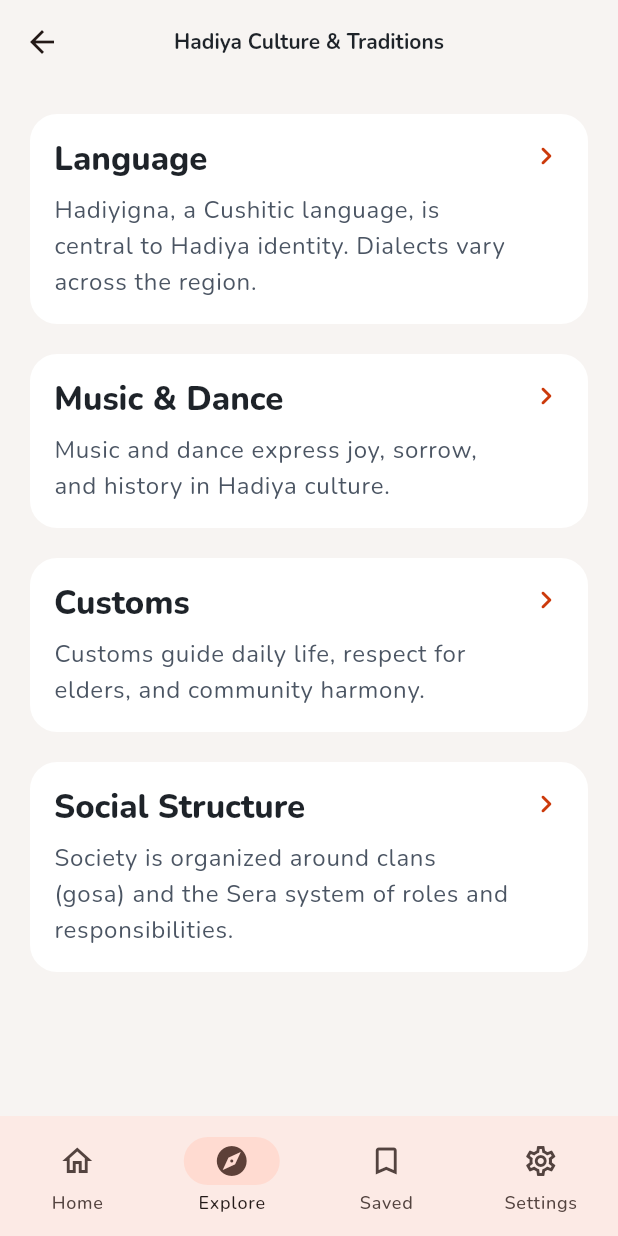
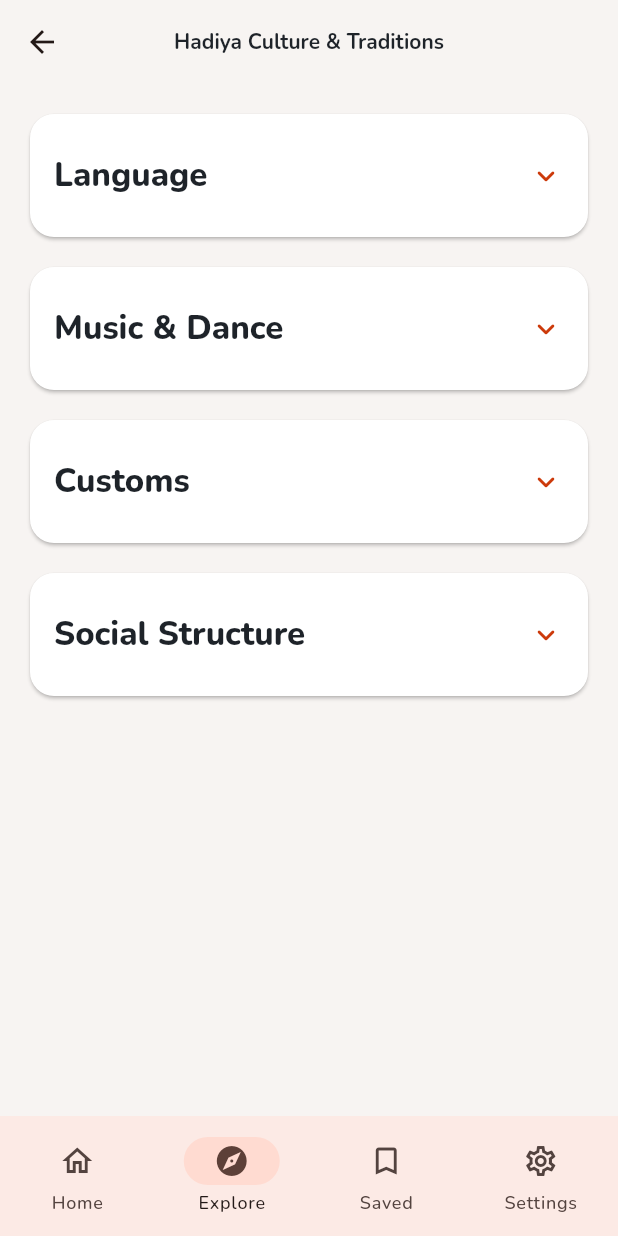
Before and after one commit to samitad2024/Visit_Hadiya, a Flutter app: the _CultureView screen opened directly, on a phone screen of 412 x 824 dp. Run offline on Flutter 3.47's test engine with Material 3 defaults, Android fonts, the phone set to English and light mode, and no system bars; our stand-ins replace audioplayers, cached_network_image, device_preview, flutter_staggered_animations, flutter_svg, google_fonts and 5 more; accounts and stored records are empty.

Commit message:
Enhance Culture & Traditions section: detailed Hadiya history, expandable cards, polished UI

```diff
--- a/lib/l10n/app_localizations.dart
+++ b/lib/l10n/app_localizations.dart
@@ -177,7 +177,7 @@ class AppLocalizations {
       'hdy': 'Hadiyigna information placeholder. TODO: verify and enrich.',
       'am': 'ሐዲያኛ የሐዲያ ሕዝብ ዋና ቋንቋ ነው። የተለያዩ ዝርያዎች አሉት።',
       'en':
-          'Hadiyigna, a Cushitic language, is central to Hadiya identity. Dialects vary across the region.',
+          'Hadiyigna is the native language of the Hadiya people, belonging to the Cushitic branch of the Afroasiatic family. It is a symbol of unity and identity, spoken by hundreds of thousands in southern Ethiopia. The language features several dialects, reflecting the diversity within Hadiya communities. Oral tradition, poetry, and storytelling are vital in preserving history and values, with elders passing down wisdom through generations. Efforts to document and teach Hadiyigna in schools are ongoing, helping to safeguard this rich linguistic heritage.',
     },
     'culture_music_title': {
       'hdy': 'Music & Dance',
@@ -188,14 +188,14 @@ class AppLocalizations {
       'hdy': 'Music & dance placeholder. TODO: verify.',
       'am': 'ሙዚቃና ዳንስ በሕይወት ውስጥ አስፈላጊ ሚና አላቸው።',
       'en':
-          'Music and dance express joy, sorrow, and history in Hadiya culture.',
+          'Music and dance are the heartbeat of Hadiya celebrations, marking weddings, harvests, and religious festivals. Traditional instruments like the masenqo (single-stringed fiddle), drums, and flutes accompany vibrant dances, each with unique steps and meanings. Songs recount historical events, praise ancestors, and express emotions from joy to sorrow. Dance circles foster community spirit, with participants wearing colorful attire and moving in harmony. These art forms are not only entertainment but also a living archive of Hadiya history and values.',
     },
     'culture_customs_title': {'hdy': 'Customs', 'am': 'ልማዶች', 'en': 'Customs'},
     'culture_customs_body': {
       'hdy': 'Customs placeholder. TODO: verify.',
       'am': 'ልማዶች የዕለት ተዕለት ተግባራትን ይመራሉ።',
       'en':
-          'Customs guide daily life, respect for elders, and community harmony.',
+          'Hadiya customs emphasize respect for elders, hospitality, and communal support. Ceremonies such as weddings and funerals are elaborate, involving extended families and neighbors. The practice of sharing food, especially during holidays, strengthens bonds. Elders mediate disputes and guide important decisions, ensuring harmony. Rituals mark life stages, from birth to adulthood, with blessings and symbolic gifts. These customs foster a sense of belonging and continuity, connecting individuals to their heritage and community.',
     },
     'culture_social_title': {
       'hdy': 'Social Structure',
@@ -206,7 +206,7 @@ class AppLocalizations {
       'hdy': 'Social structure placeholder. TODO: verify.',
       'am': 'ማህበራዊ መዋቅር በጎሳ እና በሴራ ስርዓት ይመራል።',
       'en':
-          'Society is organized around clans (gosa) and the Sera system of roles and responsibilities.',
+          'Hadiya society is structured around clans (gosa), each tracing lineage to a common ancestor. The Sera system governs roles, responsibilities, and conflict resolution, promoting fairness and cooperation. Leadership is often vested in elders and respected figures, who oversee rituals and community affairs. Social gatherings, mutual aid, and collective farming are common, reflecting the value placed on unity and shared purpose. This structure has helped the Hadiya people maintain resilience and identity through changing times.',
     },
     // Icons (Leaders, Warriors, Cultural Icons)
     'icons_title': {
@@ -274,6 +274,7 @@ class AppLocalizations {
       'am': 'የ20ኛው ክ/ዘመን መሪ',
       'en': '20th Century Leader',
     },
+
     'icon_warrior_19c': {
       'hdy': '19th Century Warrior',
       'am': 'የ19ኛው ክ/ዘመን ተዋጊ',
--- a/lib/ui/screens/culture_screen.dart
+++ b/lib/ui/screens/culture_screen.dart
@@ -3,7 +3,6 @@ import 'package:provider/provider.dart';
 
 import '../../controllers/culture_controller.dart';
 import '../../l10n/app_localizations.dart';
-import 'culture_topic_detail_screen.dart';
 
 class CultureScreen extends StatelessWidget {
   const CultureScreen({super.key});
@@ -47,44 +46,29 @@ class _CultureView extends StatelessWidget {
         itemBuilder: (context, index) {
           final t = topics[index];
           return Card(
-            elevation: 0,
-            child: InkWell(
+            elevation: 1,
+            shape: RoundedRectangleBorder(
               borderRadius: BorderRadius.circular(16),
-              onTap: () => Navigator.of(context).push(
-                MaterialPageRoute(
-                  builder: (_) => CultureTopicDetailScreen(
-                    title: loc.t(t.titleKey),
-                    body: loc.t(t.bodyKey),
             ),
+            child: ExpansionTile(
+              tilePadding: const EdgeInsets.symmetric(
+                horizontal: 16,
+                vertical: 12,
               ),
+              childrenPadding: const EdgeInsets.fromLTRB(16, 0, 16, 16),
+              title: Text(
+                loc.t(t.titleKey),
+                style: Theme.of(
+                  context,
+                ).textTheme.titleLarge?.copyWith(fontWeight: FontWeight.w800),
               ),
-              child: Padding(
-                padding: const EdgeInsets.all(16.0),
-                child: Row(
-                  crossAxisAlignment: CrossAxisAlignment.start,
+              trailing: Icon(Icons.expand_more_rounded, color: cs.primary),
               children: [
-                    Expanded(
-                      child: Column(
-                        crossAxisAlignment: CrossAxisAlignment.start,
-                        children: [
-                          Text(
-                            loc.t(t.titleKey),
-                            style: Theme.of(context).textTheme.titleLarge
-                                ?.copyWith(fontWeight: FontWeight.w800),
-                          ),
-                          const SizedBox(height: 8),
                 Text(
                   loc.t(t.bodyKey),
                   style: Theme.of(context).textTheme.bodyLarge,
                 ),
               ],
-                      ),
-                    ),
-                    const SizedBox(width: 12),
-                    Icon(Icons.chevron_right_rounded, color: cs.primary),
-                  ],
-                ),
-              ),
             ),
           );
         },
```
Lines whose indentation alone changed are shown as unchanged.
